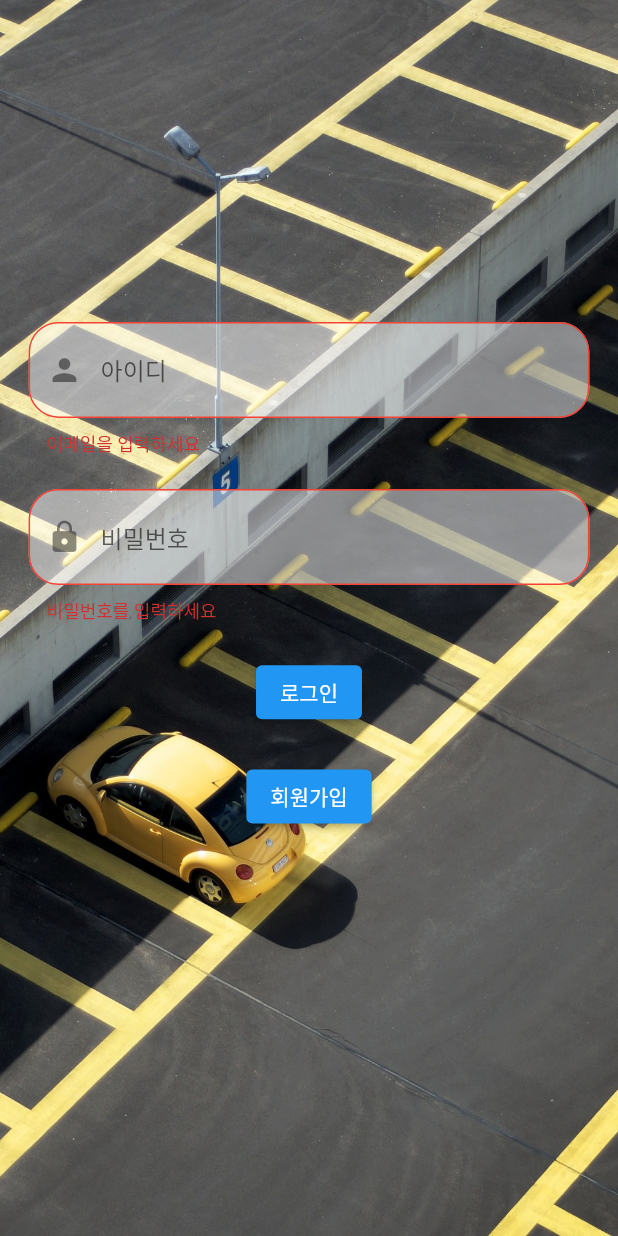
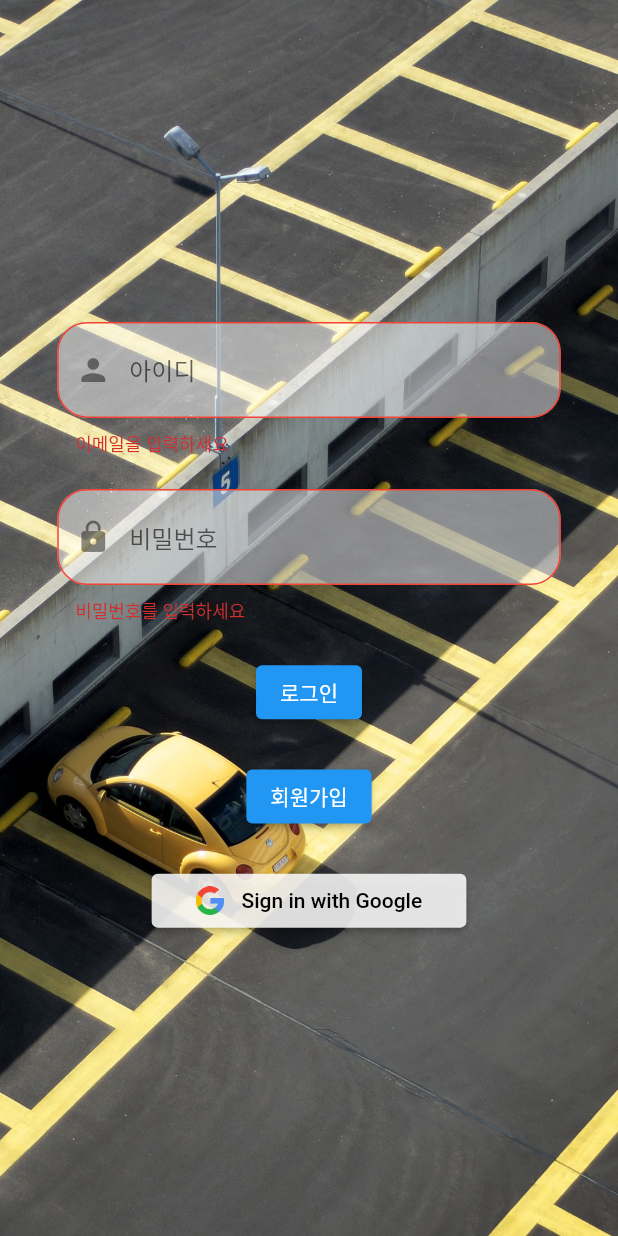
Before and after one commit to song011794/Car-Break, a Flutter app: the screen it shows after launch, on a phone screen of 412 x 824 dp. Run offline on Flutter 3.47's test engine with Material 2 defaults, Android fonts, the light colour scheme and no system bars; our stand-ins replace firebase_auth, firebase_core, flutter_dotenv, flutter_screenutil, freezed_annotation, geolocator and 3 more; accounts and stored records are empty; generated files the repository leaves out were written again.

Commit message:
feature : Firebase auth(Google 로그인 구현)
1. Firebase auth(Google 로그인 구현)
2. JWT 인증 로직 구현 중

```diff
--- a/lib/screen/login_screen.dart
+++ b/lib/screen/login_screen.dart
@@ -10,63 +10,18 @@ class LoginScreen extends StatelessWidget {
 
   final _formKey = GlobalKey<FormState>();
 
-  @override
-  Widget build(BuildContext context) {
-    final LoginController controller = Get.put(LoginController());
-
-    return Scaffold(
-        resizeToAvoidBottomInset: false,
-        body: Container(
-          decoration: const BoxDecoration(
-              image: DecorationImage(
-                  image: AssetImage(
-                    'lib/images/login_bg.png',
-                  ),
-                  fit: BoxFit.cover)),
-          child: Form(
-            key: _formKey,
-            child: Column(children: [
-              SizedBox(
-                height: 500.h,
-              ),
-              textInputFiled(controller.idValue),
-              SizedBox(
-                height: 50.h,
-              ),
-              textInputFiled(controller.passwordValue, isPassword: true),
-              SizedBox(
-                height: 50.h,
-              ),
-              ElevatedButton(
-                  onPressed: () {
-                    controller.onSignIn(_formKey);
-                  },
-                  child: Text('로그인')),
-              SizedBox(
-                height: 50.h,
-              ),
-              ElevatedButton(
-                  onPressed: () {
-                    controller.onSignUp();
-                  },
-                  child: Text('회원가입'))
-            ]),
-          ),
-        ));
-  }
-
   /// 텍스트 입력(ID, Password)받는 위젯 </br>
   /// Param </br>
   /// ValueNotifier<String> listenableValue : 데이터 저장 변수 </br>
   /// bool isPassword : 패스워드 여부 </br>
   Widget textInputFiled(ValueNotifier<String> listenableValue,
       {bool isPassword = false}) {
-    return Padding(
-      padding: EdgeInsets.only(left: 50.w, right: 50.w),
-      child: ValueListenableBuilder(
-          valueListenable: listenableValue,
-          builder: (context, value, child) {
-            return TextFormField(
+    return ValueListenableBuilder(
+        valueListenable: listenableValue,
+        builder: (context, value, child) {
+          return Container(
+            padding: EdgeInsets.only(left: 100.w, right: 100.w),
+            child: TextFormField(
                 autovalidateMode: AutovalidateMode.always,
                 keyboardType: isPassword ? null : TextInputType.emailAddress,
                 initialValue: value,
@@ -102,8 +57,84 @@ class LoginScreen extends StatelessWidget {
                         Radius.circular(20),
                       ),
                       borderSide: BorderSide(color: Colors.red)),
-                ));
-          }),
+                )),
+          );
+        });
+  }
+
+  Widget socialLoginButton(VoidCallback onLogin) {
+    return SizedBox(
+      width: 550.w,
+      child: ElevatedButton(
+          style: ElevatedButton.styleFrom(
+              backgroundColor: Colors.white.withOpacity(0.85)),
+          onPressed: onLogin,
+          child: Row(
+            mainAxisAlignment: MainAxisAlignment.center,
+            children: [
+              Image.asset(
+                'lib/images/google_logo.png',
+                width: 50.w,
+                height: 50.h,
+              ),
+              SizedBox(
+                width: 30.w,
+              ),
+              const Text('Sign in with Google',
+                  style: TextStyle(color: Colors.black))
+            ],
+          )),
     );
   }
+
+  @override
+  Widget build(BuildContext context) {
+    final LoginController controller = Get.put(LoginController());
+
+    return Scaffold(
+        resizeToAvoidBottomInset: false,
+        body: Container(
+          width: double.infinity,
+          height: double.infinity,
+          decoration: const BoxDecoration(
+              image: DecorationImage(
+                  image: AssetImage(
+                    'lib/images/login_bg.png',
+                  ),
+                  fit: BoxFit.cover)),
+          child: Form(
+            key: _formKey,
+            child: Column(children: [
+              SizedBox(
+                height: 500.h,
+              ),
+              textInputFiled(controller.idValue),
+              SizedBox(
+                height: 50.h,
+              ),
+              textInputFiled(controller.passwordValue, isPassword: true),
+              SizedBox(
+                height: 50.h,
+              ),
+              ElevatedButton(
+                  onPressed: () {
+                    controller.onSignIn(_formKey);
+                  },
+                  child: Text('로그인')),
+              SizedBox(
+                height: 50.h,
+              ),
+              ElevatedButton(
+                  onPressed: () {
+                    controller.onSignUp();
+                  },
+                  child: Text('회원가입')),
+              SizedBox(
+                height: 50.h,
+              ),
+              socialLoginButton(controller.signInWithGoogle)
+            ]),
+          ),
+        ));
+  }
 }
--- a/pubspec.yaml
+++ b/pubspec.yaml
@@ -56,6 +56,7 @@ dependencies:
   # Firebase
   firebase_auth: ^4.4.1
   firebase_core: ^2.9.0
+  google_sign_in: ^6.1.0
 
 dev_dependencies:
   flutter_test:
```
Also changed, not shown: lib/controller/login_controller.dart (+56 -8 lines), lib/images/apple_logo.png (added), lib/images/google_logo.png (added), pubspec.lock, 5 other files.
